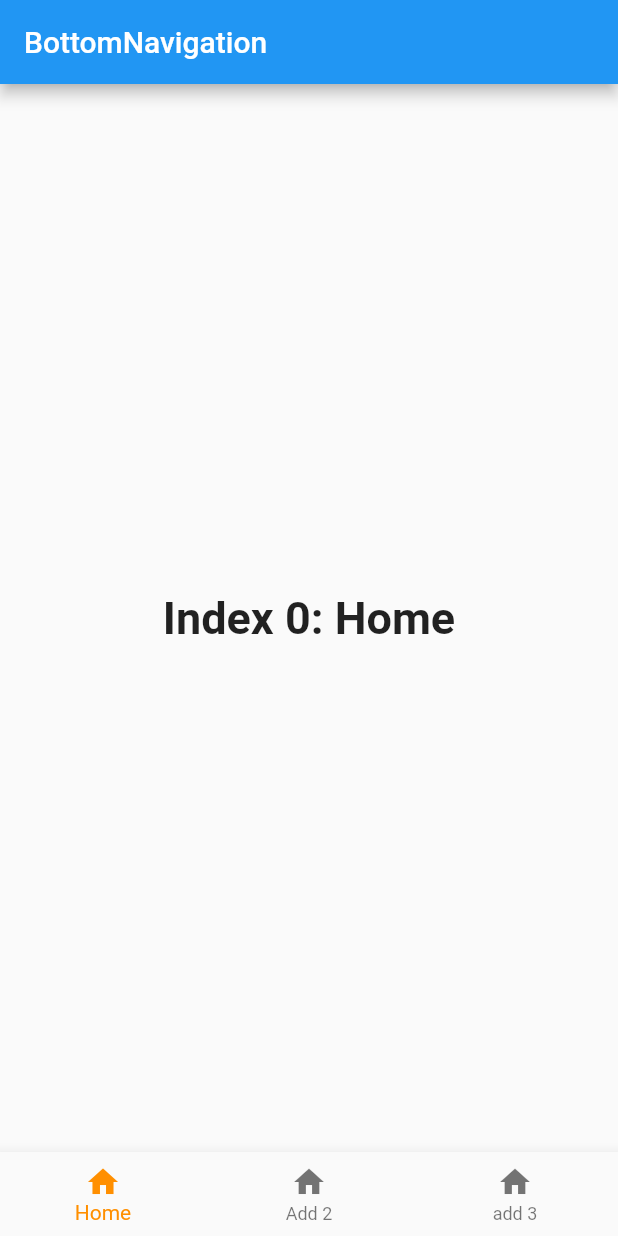
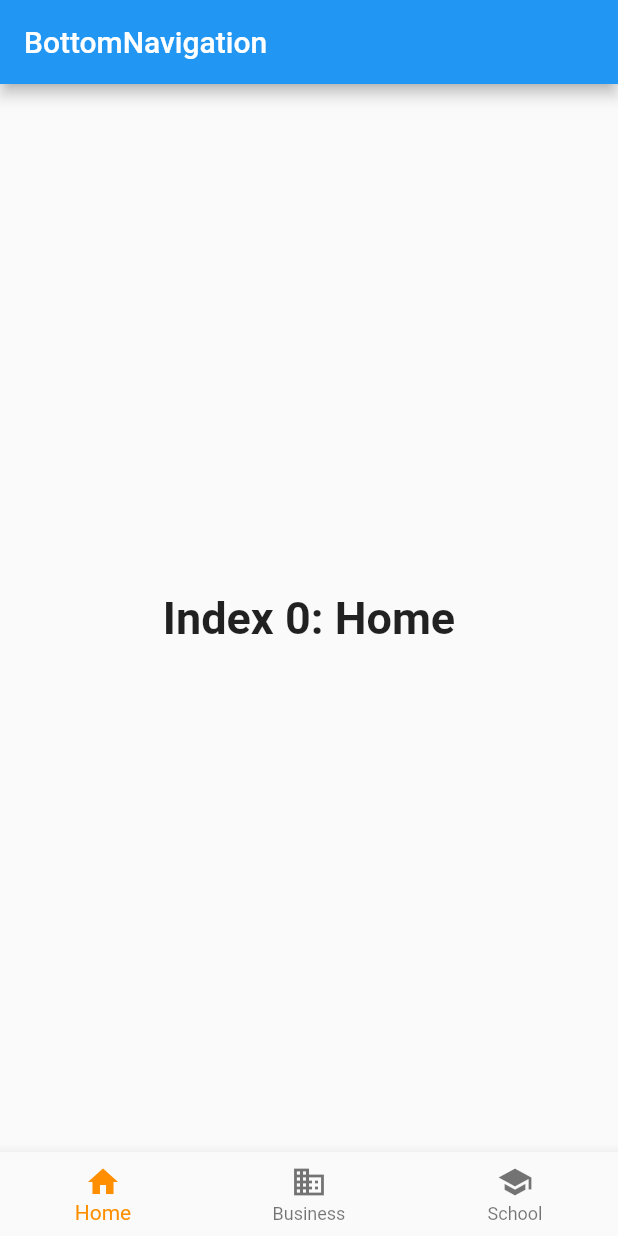
Before and after one commit to RicardoRpm/BottonNavigationBar, a Flutter app: the screen it shows after launch, on a phone screen of 412 x 824 dp. Run offline on Flutter 3.47's test engine with Material 2 defaults, Android fonts, the phone set to English and light mode, and no system bars.

Commit message:
Chenge the icons of bottomNavigationBar

```diff
--- a/lib/main.dart
+++ b/lib/main.dart
@@ -65,12 +65,12 @@ class _MyAppState extends State<MyApp> {
             label: "Home",
           ),
           BottomNavigationBarItem(
-            icon: Icon(Icons.home),
-            label: "Add 2",
+            icon: Icon(Icons.business),
+            label: "Business",
           ),
           BottomNavigationBarItem(
-            icon: Icon(Icons.home),
-            label: "add 3",
+            icon: Icon(Icons.school),
+            label: "School",
           ),
         ],
         onTap: _onItemTapped,
```
